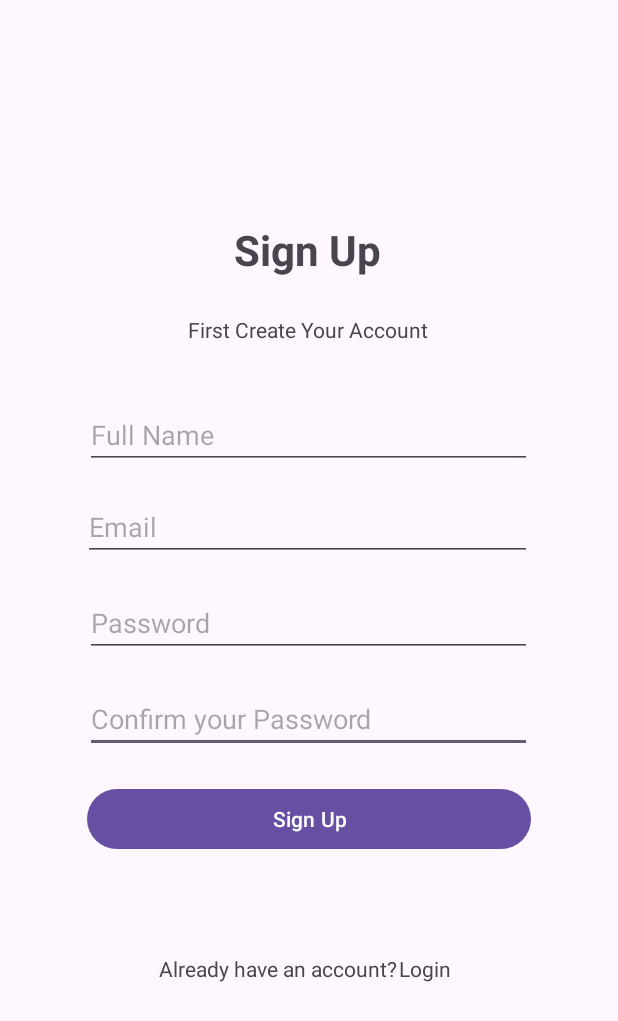
After one commit to bachelor-terminplanung/app-frontend, an Android app: the fragment SignUpFragment shown on its own in the app's theme, on a phone screen of 412 x 824 dp. The commit adds this screen. Shown: the top 1021 px of the screen. Run offline under Robolectric (Android 15) with nearby library versions, the phone set to English and light mode, and no system bars.

Commit message:
added nav_graph.xml and established the connection between LoginFragment, SignUpFragment and CalendarFragment

```diff
--- a/app/build.gradle.kts
+++ b/app/build.gradle.kts
@@ -65,5 +65,8 @@ dependencies {
 
     implementation ("com.squareup.okhttp3:okhttp:4.12.0")
 
+    val nav_version = "2.7.7"
 
+    implementation ("androidx.navigation:navigation-fragment:$nav_version")
+    implementation ("androidx.navigation:navigation-ui:$nav_version")
 }
--- a/app/src/main/AndroidManifest.xml
+++ b/app/src/main/AndroidManifest.xml
@@ -23,7 +23,7 @@
             android:name=".LoginActivity"
             android:exported="false" />
         <activity
-            android:name=".calendar"
+            android:name=".Calendar"
             android:exported="false" />
         <activity
             android:name=".Camera"
--- /dev/null
+++ b/app/src/main/java/at/terminplaner/SignUpFragment.java
@@ -0,0 +1,99 @@
+package at.terminplaner;
+
+import android.os.Bundle;
+
+import androidx.annotation.NonNull;
+import androidx.fragment.app.Fragment;
+import androidx.navigation.fragment.NavHostFragment;
+import androidx.viewbinding.ViewBinding;
+
+import android.view.LayoutInflater;
+import android.view.View;
+import android.view.ViewGroup;
+
+import at.terminplaner.databinding.FragmentSignUpBinding;
+
+/**
+ * A simple {@link Fragment} subclass.
+ * Use the {@link SignUpFragment#newInstance} factory method to
+ * create an instance of this fragment.
+ */
+public class SignUpFragment extends Fragment {
+
+
+    // TODO: Rename parameter arguments, choose names that match
+    // the fragment initialization parameters, e.g. ARG_ITEM_NUMBER
+    private static final String ARG_PARAM1 = "param1";
+    private static final String ARG_PARAM2 = "param2";
+
+    // TODO: Rename and change types of parameters
+    private String mParam1;
+    private String mParam2;
+
+    private FragmentSignUpBinding fragmentSignUpBinding;
+
+    public SignUpFragment() {
+        // Required empty public constructor
+    }
+
+    /**
+     * Use this factory method to create a new instance of
+     * this fragment using the provided parameters.
+     *
+     * @param param1 Parameter 1.
+     * @param param2 Parameter 2.
+     * @return A new instance of fragment SignUpFragment.
+     */
+    // TODO: Rename and change types and number of parameters
+    public static SignUpFragment newInstance(String param1, String param2) {
+        SignUpFragment fragment = new SignUpFragment();
+        Bundle args = new Bundle();
+        args.putString(ARG_PARAM1, param1);
+        args.putString(ARG_PARAM2, param2);
+        fragment.setArguments(args);
+        return fragment;
+    }
+
+    @Override
+    public void onCreate(Bundle savedInstanceState) {
+        super.onCreate(savedInstanceState);
+        if (getArguments() != null) {
+            mParam1 = getArguments().getString(ARG_PARAM1);
+            mParam2 = getArguments().getString(ARG_PARAM2);
+        }
+    }
+
+    @Override
+    public View onCreateView(LayoutInflater inflater, ViewGroup container,
+                             Bundle savedInstanceState) {
+        ViewBinding viewBinding;
+        fragmentSignUpBinding = FragmentSignUpBinding.inflate(inflater, container, false);
+        return fragmentSignUpBinding.getRoot();
+    }
+
+    @Override
+    public void onDestroyView() {
+        super.onDestroyView();
+        fragmentSignUpBinding = null;
+    }
+
+    public void onViewCreated(@NonNull View view, Bundle savedInstanceState) {
+        super.onViewCreated(view, savedInstanceState);
+
+        fragmentSignUpBinding.buttonSignUp.setOnClickListener(new View.OnClickListener() {
+            @Override
+            public void onClick(View view) {
+                NavHostFragment.findNavController(SignUpFragment.this)
+                        .navigate(R.id.action_signUpFragment_to_calendarFragment);
+            }
+        });
+
+        fragmentSignUpBinding.textViewToLogin.setOnClickListener(new View.OnClickListener() {
+            @Override
+            public void onClick(View view) {
+                NavHostFragment.findNavController(SignUpFragment.this)
+                        .navigate(R.id.action_signUpFragment_to_loginFragment);
+            }
+        });
+    }
+}
--- a/app/src/main/res/layout/activity_calendar.xml
+++ b/app/src/main/res/layout/activity_calendar.xml
@@ -5,6 +5,6 @@
     android:id="@+id/main"
     android:layout_width="match_parent"
     android:layout_height="match_parent"
-    tools:context=".calendar">
+    tools:context=".Calendar">
 
 </androidx.constraintlayout.widget.ConstraintLayout>
--- /dev/null
+++ b/app/src/main/res/layout/fragment_sign_up.xml
@@ -0,0 +1,144 @@
+<?xml version="1.0" encoding="utf-8"?>
+<androidx.constraintlayout.widget.ConstraintLayout xmlns:android="http://schemas.android.com/apk/res/android"
+    xmlns:app="http://schemas.android.com/apk/res-auto"
+    xmlns:tools="http://schemas.android.com/tools"
+    android:id="@+id/main"
+    android:layout_width="match_parent"
+    android:layout_height="match_parent"
+    tools:context=".SignUpFragment">
+
+    <EditText
+        android:id="@+id/editText_confirm_password"
+        android:layout_width="298dp"
+        android:layout_height="wrap_content"
+        android:layout_marginStart="56dp"
+        android:layout_marginTop="9dp"
+        android:layout_marginEnd="57dp"
+        android:layout_marginBottom="15dp"
+        android:ems="10"
+        android:hint="Confirm your Password"
+        android:inputType="textPassword"
+        app:layout_constraintBottom_toTopOf="@+id/button_sign_up"
+        app:layout_constraintEnd_toEndOf="parent"
+        app:layout_constraintStart_toStartOf="parent"
+        app:layout_constraintTop_toBottomOf="@+id/editText_password" />
+
+    <TextView
+        android:id="@+id/textView_sign_up"
+        android:layout_width="100dp"
+        android:layout_height="47dp"
+        android:layout_marginStart="155dp"
+        android:layout_marginTop="147dp"
+        android:layout_marginEnd="156dp"
+        android:layout_marginBottom="15dp"
+        android:text="Sign Up"
+        android:textSize="28sp"
+        android:textStyle="bold"
+        app:layout_constraintBottom_toTopOf="@+id/textView_create_account"
+        app:layout_constraintEnd_toEndOf="parent"
+        app:layout_constraintStart_toStartOf="parent"
+        app:layout_constraintTop_toTopOf="parent" />
+
+    <TextView
+        android:id="@+id/textView_create_account"
+        android:layout_width="wrap_content"
+        android:layout_height="wrap_content"
+        android:layout_marginStart="125dp"
+        android:layout_marginTop="15dp"
+        android:layout_marginEnd="126dp"
+        android:text="First Create Your Account"
+        app:layout_constraintEnd_toEndOf="parent"
+        app:layout_constraintStart_toStartOf="parent"
+        app:layout_constraintTop_toBottomOf="@+id/textView_sign_up" />
+
+    <TextView
+        android:id="@+id/textView_have_account"
+        android:layout_width="wrap_content"
+        android:layout_height="wrap_content"
+        android:layout_marginStart="106dp"
+        android:layout_marginTop="21dp"
+        android:layout_marginBottom="124dp"
+        android:text="Already have an account?"
+        app:layout_constraintBottom_toBottomOf="parent"
+        app:layout_constraintEnd_toStartOf="@+id/textView_to_login"
+        app:layout_constraintStart_toStartOf="parent"
+        app:layout_constraintTop_toBottomOf="@+id/button_sign_up" />
+
+    <TextView
+        android:id="@+id/textView_to_login"
+        android:layout_width="wrap_content"
+        android:layout_height="wrap_content"
+        android:layout_marginStart="1dp"
+        android:layout_marginTop="21dp"
+        android:layout_marginEnd="111dp"
+        android:layout_marginBottom="124dp"
+        android:focusable="true"
+        android:text="Login"
+        android:clickable="true"
+        app:layout_constraintBottom_toBottomOf="parent"
+        app:layout_constraintEnd_toEndOf="parent"
+        app:layout_constraintStart_toEndOf="@+id/textView_have_account"
+        app:layout_constraintTop_toBottomOf="@+id/button_sign_up" />
+
+    <Button
+        android:id="@+id/button_sign_up"
+        android:layout_width="296dp"
+        android:layout_height="wrap_content"
+        android:layout_marginStart="57dp"
+        android:layout_marginTop="20dp"
+        android:layout_marginEnd="58dp"
+        android:text="Sign Up"
+        app:layout_constraintEnd_toEndOf="parent"
+        app:layout_constraintStart_toStartOf="parent"
+        app:layout_constraintTop_toBottomOf="@+id/editText_confirm_password" />
+
+    <EditText
+        android:id="@+id/editText_full_name"
+        android:layout_width="298dp"
+        android:layout_height="wrap_content"
+        android:layout_marginStart="56dp"
+        android:layout_marginTop="38dp"
+        android:layout_marginEnd="57dp"
+        android:layout_marginBottom="8dp"
+        android:ems="10"
+        android:hint="Full Name"
+        android:inputType="text"
+        app:layout_constraintBottom_toTopOf="@+id/editText_email"
+        app:layout_constraintEnd_toEndOf="parent"
+        app:layout_constraintStart_toStartOf="parent"
+        app:layout_constraintTop_toBottomOf="@+id/textView_create_account" />
+
+    <EditText
+        android:id="@+id/editText_email"
+        android:layout_width="299dp"
+        android:layout_height="wrap_content"
+        android:layout_marginStart="55dp"
+        android:layout_marginTop="8dp"
+        android:layout_marginEnd="57dp"
+        android:layout_marginBottom="9dp"
+        android:ems="10"
+        android:hint="Email"
+        android:inputType="textEmailAddress"
+        app:layout_constraintBottom_toTopOf="@+id/editText_password"
+        app:layout_constraintEnd_toEndOf="parent"
+        app:layout_constraintHorizontal_bias="0.0"
+        app:layout_constraintStart_toStartOf="parent"
+        app:layout_constraintTop_toBottomOf="@+id/editText_full_name" />
+
+    <EditText
+        android:id="@+id/editText_password"
+        android:layout_width="298dp"
+        android:layout_height="wrap_content"
+        android:layout_marginStart="56dp"
+        android:layout_marginTop="9dp"
+        android:layout_marginEnd="57dp"
+        android:layout_marginBottom="9dp"
+        android:ems="10"
+        android:hint="Password"
+        android:inputType="textPassword"
+        app:layout_constraintBottom_toTopOf="@+id/editText_confirm_password"
+        app:layout_constraintEnd_toEndOf="parent"
+        app:layout_constraintStart_toStartOf="parent"
+        app:layout_constraintTop_toBottomOf="@+id/editText_email" />
+
+</androidx.constraintlayout.widget.ConstraintLayout>
--- /dev/null
+++ b/app/src/main/res/values/dimens.xml
@@ -0,0 +1,5 @@
+<resources>
+    <!-- Default screen margins, per the Android Design guidelines. -->
+ <dimen name="fragment_horizontal_margin">16dp</dimen>
+ <dimen name="fragment_vertical_margin">16dp</dimen>
+</resources>
```
Also changed, not shown: app/src/main/java/at/terminplaner/LoginFragment.java (added, +97 -0 lines), app/src/main/res/layout/fragment_login.xml (added, +112 -0 lines), app/src/main/res/navigation/nav_graph.xml (added, +44 -0 lines), app/src/main/res/values/strings.xml (+11 -0 lines).
